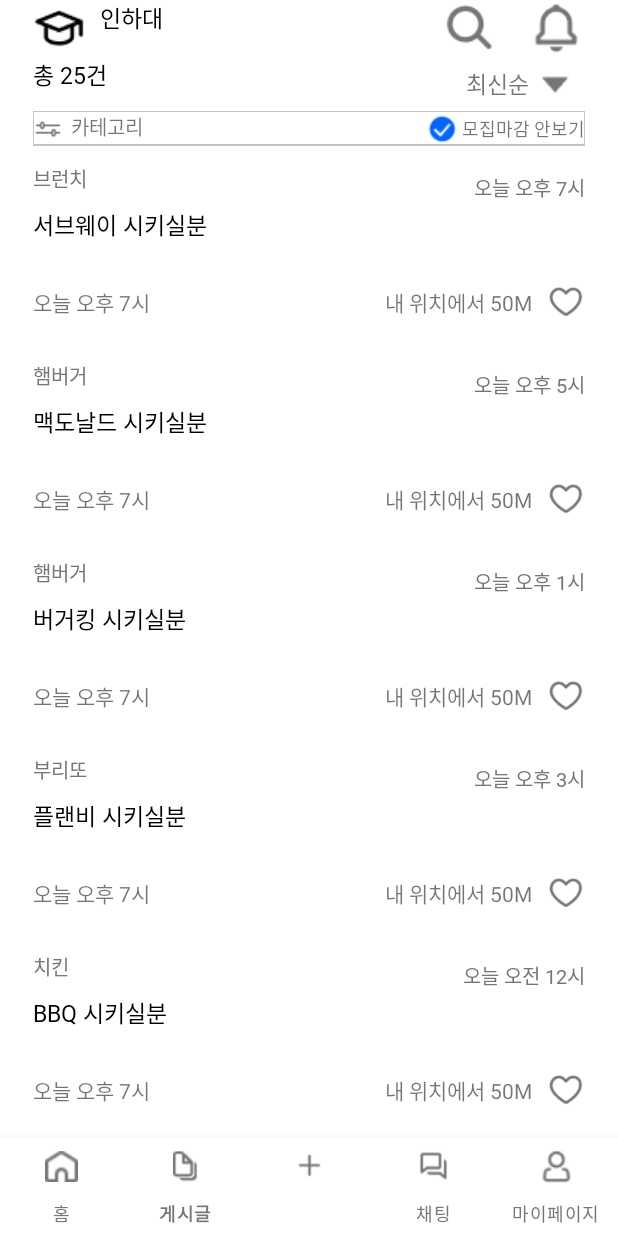
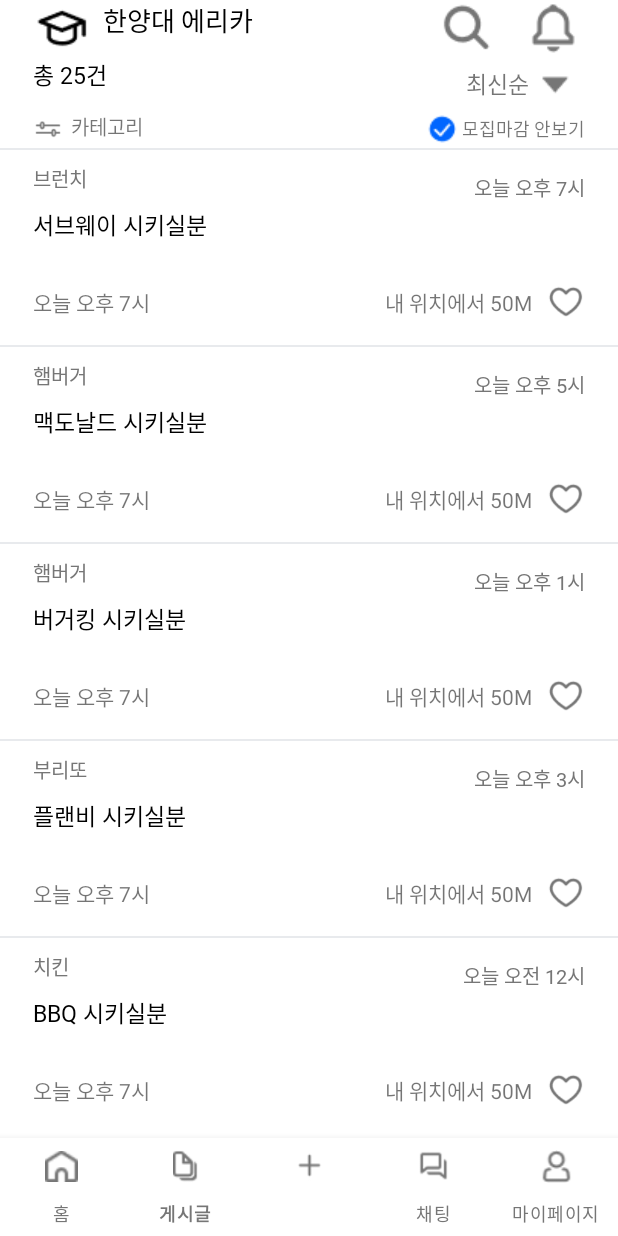
Before and after one commit to Nanuer/client, an Android app: the HomeFragment screen opened directly, with no data from a screen before it, item 2 of the bottom bar chosen, on a phone screen of 412 x 824 dp. Run offline under Robolectric (Android 15) with nearby library versions, the phone set to English and light mode, and no system bars; libraries missing offline, so code that uses them is left out: net.daum.mf.

Commit message:
trim home and list layout

```diff
--- a/app/src/main/res/layout/fragment_home.xml
+++ b/app/src/main/res/layout/fragment_home.xml
@@ -20,7 +20,7 @@
             android:src="@drawable/bachelor_cap"
             android:layout_centerVertical="true"
             android:layout_alignParentStart="true"
-            android:layout_marginEnd="15dp"
+            android:layout_marginEnd="9dp"
             />
 
         <TextView
@@ -38,7 +38,7 @@
             android:src="@drawable/search"
             android:layout_centerVertical="true"
             android:layout_toStartOf="@+id/home_bell_iv"
-            android:layout_marginEnd="25dp"
+            android:layout_marginEnd="23dp"
             />
         <ImageView
             android:id="@+id/home_bell_iv"
--- a/app/src/main/res/layout/fragment_list.xml
+++ b/app/src/main/res/layout/fragment_list.xml
@@ -12,25 +12,24 @@
             app:layout_constraintStart_toStartOf="parent"
             app:layout_constraintEnd_toEndOf="parent"
             app:layout_constraintTop_toTopOf="parent"
-            android:layout_marginStart="22dp"
-            android:layout_marginEnd="22dp">
+            android:paddingHorizontal="24dp">
 
             <ImageView
                 android:id="@+id/list_bachelor_iv"
                 android:layout_width="wrap_content"
                 android:layout_height="wrap_content"
                 android:src="@drawable/bachelor_cap"
-                android:layout_centerVertical="true"/>
+                android:layout_centerVertical="true"
+                android:layout_alignParentStart="true"
+                android:layout_marginEnd="9dp"/>
 
             <TextView
-                android:id="@+id/list_uni_tv"
-                style="@style/Regular"
+                android:id="@+id/list_university_name_tv"
+                style="@style/TitleMid"
                 android:layout_width="wrap_content"
                 android:layout_height="wrap_content"
                 android:layout_toRightOf="@id/list_bachelor_iv"
-                android:gravity="center_horizontal"
-                android:layout_marginStart="9dp"
-                android:text="인하대"
+                android:text="한양대 에리카"
                 android:textColor="@color/main_black" />
 
             <ImageView
@@ -38,7 +37,7 @@
                 android:layout_width="wrap_content"
                 android:layout_height="wrap_content"
                 android:layout_centerVertical="true"
-                android:layout_toLeftOf="@id/list_bell_iv"
+                android:layout_toStartOf="@id/list_bell_iv"
                 android:src="@drawable/search"
                 android:layout_marginEnd="23dp"/>
 
@@ -47,7 +46,6 @@
                 android:layout_width="wrap_content"
                 android:layout_height="wrap_content"
                 android:layout_alignParentEnd="true"
-
                 android:layout_centerVertical="true"
                 android:src="@drawable/bell" />
 
@@ -97,8 +95,7 @@
             app:layout_constraintEnd_toEndOf="parent"
             app:layout_constraintTop_toBottomOf="@id/list_header_rl2"
             android:layout_marginStart="22dp"
-            android:layout_marginEnd="22dp"
-            android:background="@drawable/gray_line">
+            android:layout_marginEnd="22dp">
 
             <ImageView
                 android:id="@+id/list_filter"
--- a/app/src/main/res/layout/list_item.xml
+++ b/app/src/main/res/layout/list_item.xml
@@ -5,6 +5,7 @@
     android:paddingTop="11dp"
     android:paddingBottom="17dp"
     android:paddingHorizontal="22dp"
+    android:background="@drawable/textline_top_gray"
     xmlns:app="http://schemas.android.com/apk/res-auto"
     >
 
```
